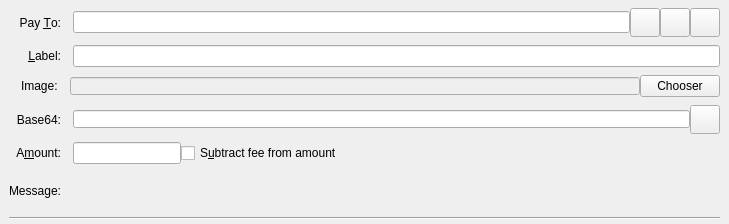
Qt form src/qt/forms/sendcoinsentry.ui (mceme/ImageCoin) before a commit.
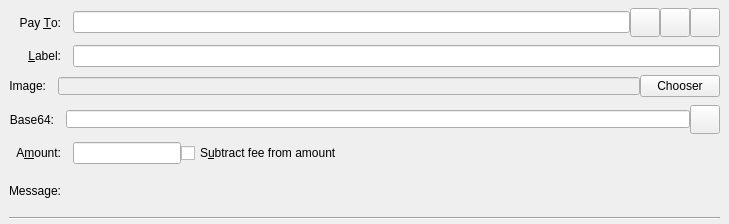
The same form after that commit. Custom widgets are drawn as their Qt base class.

```diff
--- a/src/qt/forms/sendcoinsentry.ui
+++ b/src/qt/forms/sendcoinsentry.ui
@@ -88,13 +88,16 @@
        <number>0</number>
       </property>
       <property name="leftMargin">
-       <number>12</number>
+       <number>0</number>
       </property>
       <item>
        <widget class="QLabel" name="label">
         <property name="text">
          <string>Image:</string>
         </property>
+        <property name="alignment">
+         <set>Qt::AlignRight|Qt::AlignTrailing|Qt::AlignVCenter</set>
+        </property>
        </widget>
       </item>
       <item>
@@ -234,7 +237,7 @@
        <number>0</number>
       </property>
       <property name="leftMargin">
-       <number>7</number>
+       <number>0</number>
       </property>
       <item>
        <widget class="QLabel" name="Labelimgbase64">
```
Left out of the diff: 2 changed lines with no effect on the pictures.
